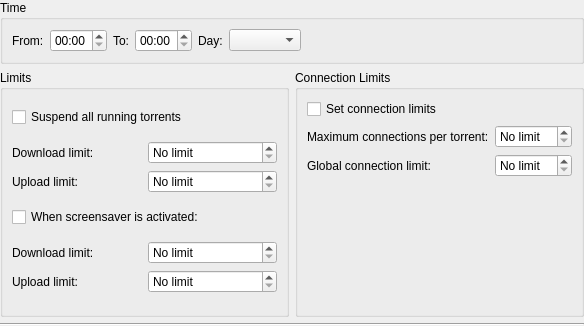
Old version of the form plugins/bwscheduler/edititemdlg.ui in the repository netrunner-debian-kde-extras/ktorrent.
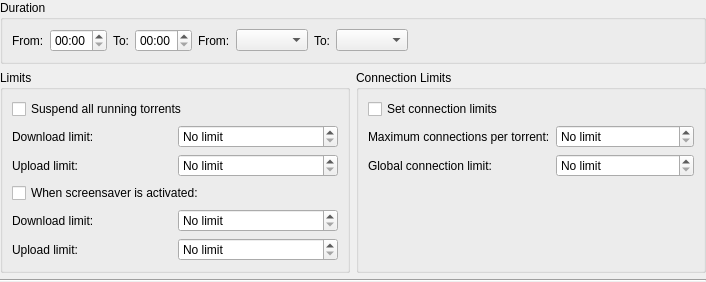
New version of the form.

Patch:
```diff
--- a/plugins/bwscheduler/edititemdlg.ui
+++ b/plugins/bwscheduler/edititemdlg.ui
@@ -6,8 +6,8 @@
    <rect>
     <x>0</x>
     <y>0</y>
-    <width>584</width>
-    <height>326</height>
+    <width>706</width>
+    <height>279</height>
    </rect>
   </property>
   <property name="windowTitle">
@@ -20,9 +20,9 @@
    <item>
     <widget class="QGroupBox" name="groupBox_2">
      <property name="title">
-      <string>Time</string>
+      <string>Duration</string>
      </property>
-     <layout class="QHBoxLayout" name="horizontalLayout">
+     <layout class="QHBoxLayout" name="horizontalLayout_2">
       <item>
        <layout class="QHBoxLayout">
         <item>
@@ -56,16 +56,26 @@
        </layout>
       </item>
       <item>
-       <layout class="QHBoxLayout">
+       <layout class="QHBoxLayout" name="horizontalLayout">
         <item>
          <widget class="QLabel" name="label_5">
           <property name="text">
-           <string>Day:</string>
+           <string comment="starting day">From:</string>
           </property>
          </widget>
         </item>
         <item>
-         <widget class="QComboBox" name="m_day"/>
+         <widget class="QComboBox" name="m_start_day"/>
+        </item>
+        <item>
+         <widget class="QLabel" name="label_10">
+          <property name="text">
+           <string comment="ending day">To:</string>
+          </property>
+         </widget>
+        </item>
+        <item>
+         <widget class="QComboBox" name="m_end_day"/>
         </item>
        </layout>
       </item>
@@ -86,7 +96,7 @@
     </widget>
    </item>
    <item>
-    <layout class="QHBoxLayout" name="horizontalLayout_2">
+    <layout class="QHBoxLayout" name="horizontalLayout_3">
      <item>
       <widget class="QGroupBox" name="groupBox">
        <property name="title">
```
